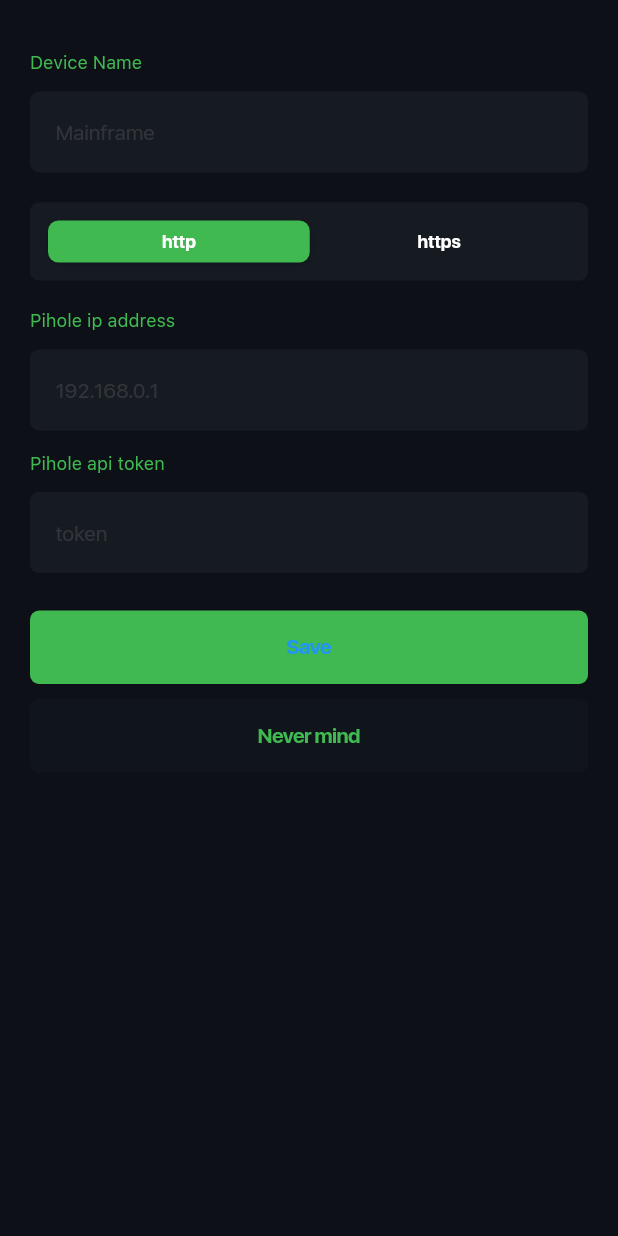
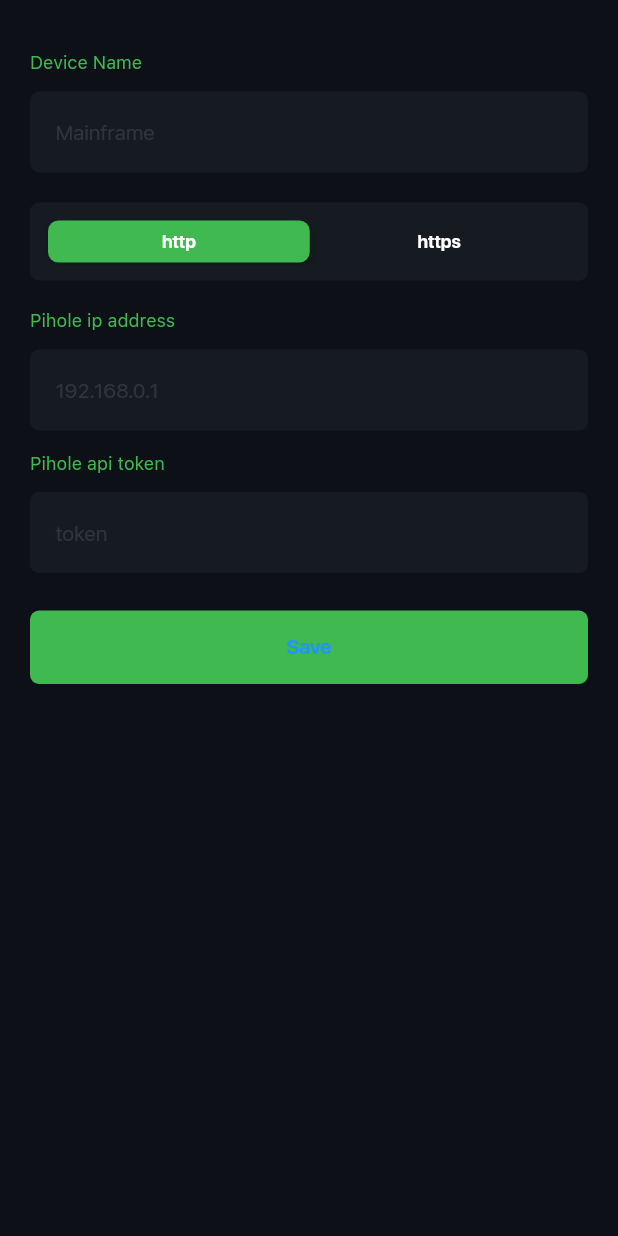
Before and after one commit to zero-stealth/Pihole-Manager, a Flutter app: the screen it shows after launch, on a phone screen of 412 x 824 dp. Run offline on Flutter 3.47's test engine with Material 2 defaults, Android fonts, the phone set to English and light mode, and no system bars; our stand-ins replace flutter_dotenv, flutter_svg, loading_animation_widget, sqflite; accounts and stored records are empty.

Commit message:
:zap: minor ui changes

```diff
--- a/lib/screens/AddDevices.dart
+++ b/lib/screens/AddDevices.dart
@@ -288,6 +288,7 @@ class _AddDevicesState extends State<AddDevices> {
                     color: const Color(0xff3FB950),
                     child: buttonStatus(buttonState),
                     onPressed: () {
+                      FocusManager.instance.primaryFocus?.unfocus();
                       print(
                         'ip address: ${ipcontroller.text} api token: ${tokencontroller.text}',
                       );
@@ -313,40 +314,6 @@ class _AddDevicesState extends State<AddDevices> {
                           ipcontroller.text,
                           tokencontroller.text,
                         );
-                      }
-                    },
-                  ),
-                ),
-                SizedBox(height: 0.0),
-                Container(
-                  width: double.infinity,
-                  margin: const EdgeInsets.only(
-                    bottom: 20.0,
-                    left: 0.0,
-                    right: 0.0,
-                  ),
-                  child: CupertinoButton(
-                    borderRadius: BorderRadius.circular(6.0),
-                    color: const Color.fromARGB(255, 16, 21, 27),
-                    child: const Text(
-                      'Never mind',
-                      style: TextStyle(
-                        fontSize: 14.0,
-                        color: Color(0xff3FB950),
-                        fontFamily: "SFD-Bold",
-                      ),
-                    ),
-                    onPressed: () async {
-                      final dbHelper = DatabaseHelper.instance;
-                      var d = await dbHelper.queryAllRows('devices');
-
-                      if (d.length > 0) {
-                        Navigator.push(
-                          context,
-                          MaterialPageRoute(builder: (context) => Dashboard()),
-                        );
-                      } else {
-                        print("[+] No devices in database");
                       }
                     },
                   ),
```
Also changed, not shown: lib/screens/Settings.dart (+5 -4 lines).
